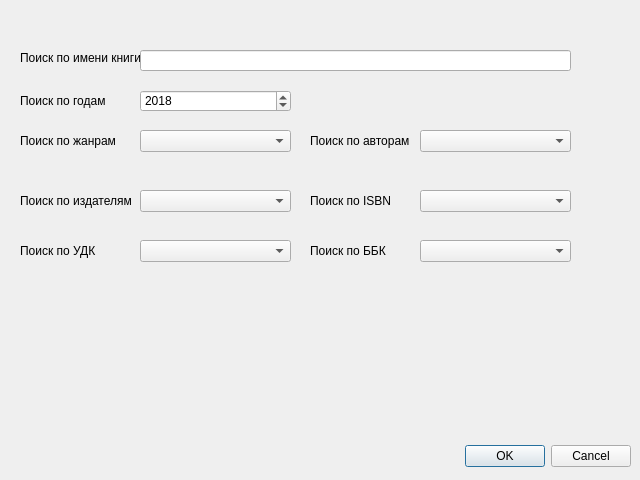
hays0503/Library, file dialogsearch.ui: the form before one commit.
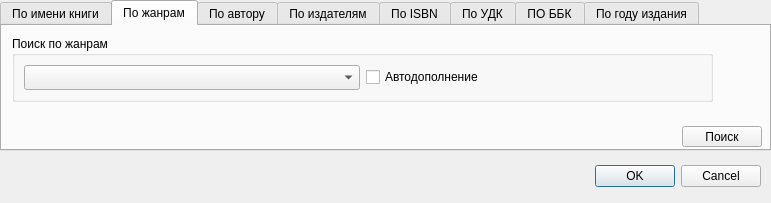
The form after the commit. The open tabs and pages were chosen to show the change.

The edit to the form file:
```diff
--- a/dialogsearch.ui
+++ b/dialogsearch.ui
@@ -6,8 +6,8 @@
    <rect>
     <x>0</x>
     <y>0</y>
-    <width>640</width>
-    <height>480</height>
+    <width>771</width>
+    <height>203</height>
    </rect>
   </property>
   <property name="windowTitle">
@@ -16,9 +16,9 @@
   <widget class="QDialogButtonBox" name="buttonBox">
    <property name="geometry">
     <rect>
-     <x>10</x>
-     <y>440</y>
-     <width>621</width>
+     <x>580</x>
+     <y>160</y>
+     <width>181</width>
      <height>32</height>
     </rect>
    </property>
@@ -29,189 +29,467 @@
     <set>QDialogButtonBox::Cancel|QDialogButtonBox::Ok</set>
    </property>
   </widget>
-  <widget class="QComboBox" name="comboBox_genre">
+  <widget class="QTabWidget" name="tabWidget">
    <property name="geometry">
     <rect>
-     <x>140</x>
-     <y>130</y>
-     <width>151</width>
-     <height>22</height>
+     <x>0</x>
+     <y>0</y>
+     <width>771</width>
+     <height>151</height>
     </rect>
    </property>
-  </widget>
-  <widget class="QLabel" name="label_genre">
+   <property name="tabShape">
+    <enum>QTabWidget::Rounded</enum>
+   </property>
+   <property name="currentIndex">
+    <number>2</number>
+   </property>
+   <property name="elideMode">
+    <enum>Qt::ElideNone</enum>
+   </property>
+   <widget class="QWidget" name="tab">
+    <attribute name="title">
+     <string>По имени книги</string>
+    </attribute>
+    <widget class="QGroupBox" name="groupBox_9">
+     <property name="geometry">
+      <rect>
+       <x>10</x>
+       <y>10</y>
+       <width>701</width>
+       <height>63</height>
+      </rect>
+     </property>
+     <property name="title">
+      <string>Поиск по имени книги</string>
+     </property>
+     <layout class="QHBoxLayout" name="horizontalLayout_2">
+      <item>
+       <widget class="QLineEdit" name="line_name_book"/>
+      </item>
+      <item>
+       <widget class="QCheckBox" name="checkBox_9">
+        <property name="sizePolicy">
+         <sizepolicy hsizetype="Minimum" vsizetype="Maximum">
+          <horstretch>0</horstretch>
+          <verstretch>0</verstretch>
+         </sizepolicy>
+        </property>
+        <property name="text">
+         <string>Автодополнение</string>
+        </property>
+       </widget>
+      </item>
+     </layout>
+    </widget>
+    <widget class="QPushButton" name="pushButton_name_book">
    <property name="geometry">
     <rect>
-     <x>20</x>
-     <y>120</y>
-     <width>111</width>
-     <height>41</height>
+       <x>680</x>
+       <y>100</y>
+       <width>80</width>
+       <height>21</height>
     </rect>
    </property>
    <property name="text">
+      <string>Поиск</string>
+     </property>
+    </widget>
+   </widget>
+   <widget class="QWidget" name="tab_2">
+    <attribute name="title">
+     <string>По жанрам</string>
+    </attribute>
+    <widget class="QGroupBox" name="groupBox_genre">
+     <property name="enabled">
+      <bool>true</bool>
+     </property>
+     <property name="geometry">
+      <rect>
+       <x>10</x>
+       <y>10</y>
+       <width>701</width>
+       <height>66</height>
+      </rect>
+     </property>
+     <property name="title">
     <string>Поиск по жанрам</string>
    </property>
-  </widget>
+     <layout class="QHBoxLayout" name="horizontalLayout">
+      <item>
+       <widget class="QComboBox" name="comboBox_genre">
+        <property name="minimumSize">
+         <size>
+          <width>220</width>
+          <height>25</height>
+         </size>
+        </property>
+       </widget>
+      </item>
+      <item>
+       <widget class="QCheckBox" name="checkBox_genre">
+        <property name="sizePolicy">
+         <sizepolicy hsizetype="Minimum" vsizetype="Maximum">
+          <horstretch>0</horstretch>
+          <verstretch>0</verstretch>
+         </sizepolicy>
+        </property>
+        <property name="minimumSize">
+         <size>
+          <width>110</width>
+          <height>20</height>
+         </size>
+        </property>
+        <property name="text">
+         <string>Автодополнение</string>
+        </property>
+       </widget>
+      </item>
+     </layout>
+    </widget>
+    <widget class="QPushButton" name="pushButton_genre">
+     <property name="geometry">
+      <rect>
+       <x>680</x>
+       <y>100</y>
+       <width>80</width>
+       <height>21</height>
+      </rect>
+     </property>
+     <property name="text">
+      <string>Поиск</string>
+     </property>
+    </widget>
+   </widget>
+   <widget class="QWidget" name="tab_8">
+    <attribute name="title">
+     <string>По автору</string>
+    </attribute>
+    <widget class="QGroupBox" name="groupBox_author">
+     <property name="geometry">
+      <rect>
+       <x>10</x>
+       <y>10</y>
+       <width>701</width>
+       <height>66</height>
+      </rect>
+     </property>
+     <property name="title">
+      <string>Поиск по автору</string>
+     </property>
+     <layout class="QHBoxLayout" name="horizontalLayout_3">
+      <item>
   <widget class="QComboBox" name="comboBox_author">
-   <property name="geometry">
-    <rect>
-     <x>420</x>
-     <y>130</y>
-     <width>151</width>
-     <height>22</height>
-    </rect>
-   </property>
-  </widget>
-  <widget class="QLabel" name="label_author">
+        <property name="minimumSize">
+         <size>
+          <width>220</width>
+          <height>25</height>
+         </size>
+        </property>
+       </widget>
+      </item>
+      <item>
+       <widget class="QCheckBox" name="checkBox_author">
+        <property name="sizePolicy">
+         <sizepolicy hsizetype="Minimum" vsizetype="Maximum">
+          <horstretch>0</horstretch>
+          <verstretch>0</verstretch>
+         </sizepolicy>
+        </property>
+        <property name="minimumSize">
+         <size>
+          <width>110</width>
+          <height>20</height>
+         </size>
+        </property>
+        <property name="text">
+         <string>Автодополнение</string>
+        </property>
+       </widget>
+      </item>
+     </layout>
+    </widget>
+    <widget class="QPushButton" name="pushButton_author">
    <property name="geometry">
     <rect>
-     <x>310</x>
-     <y>120</y>
-     <width>101</width>
-     <height>41</height>
+       <x>680</x>
+       <y>100</y>
+       <width>80</width>
+       <height>21</height>
     </rect>
    </property>
    <property name="text">
-    <string>Поиск по авторам</string>
-   </property>
-  </widget>
-  <widget class="QLabel" name="label_publisher">
+      <string>Поиск</string>
+     </property>
+    </widget>
+   </widget>
+   <widget class="QWidget" name="tab_7">
+    <attribute name="title">
+     <string>По издателям</string>
+    </attribute>
+    <widget class="QGroupBox" name="groupBox_publisher">
    <property name="geometry">
     <rect>
-     <x>20</x>
-     <y>180</y>
-     <width>111</width>
-     <height>41</height>
-    </rect>
-   </property>
-   <property name="text">
+       <x>10</x>
+       <y>10</y>
+       <width>701</width>
+       <height>66</height>
+      </rect>
+     </property>
+     <property name="title">
     <string>Поиск по издателям</string>
    </property>
-  </widget>
+     <layout class="QHBoxLayout" name="horizontalLayout_4">
+      <item>
   <widget class="QComboBox" name="comboBox_publisher">
-   <property name="geometry">
-    <rect>
-     <x>140</x>
-     <y>190</y>
-     <width>151</width>
-     <height>22</height>
-    </rect>
-   </property>
-  </widget>
-  <widget class="QComboBox" name="comboBox_ISBN">
+        <property name="minimumSize">
+         <size>
+          <width>220</width>
+          <height>25</height>
+         </size>
+        </property>
+       </widget>
+      </item>
+      <item>
+       <widget class="QCheckBox" name="checkBox_publisher">
+        <property name="sizePolicy">
+         <sizepolicy hsizetype="Minimum" vsizetype="Maximum">
+          <horstretch>0</horstretch>
+          <verstretch>0</verstretch>
+         </sizepolicy>
+        </property>
+        <property name="minimumSize">
+         <size>
+          <width>110</width>
+          <height>20</height>
+         </size>
+        </property>
+        <property name="text">
+         <string>Автодополнение</string>
+        </property>
+       </widget>
+      </item>
+     </layout>
+    </widget>
+    <widget class="QPushButton" name="pushButton_publisher">
    <property name="geometry">
     <rect>
-     <x>420</x>
-     <y>190</y>
-     <width>151</width>
-     <height>22</height>
-    </rect>
-   </property>
-  </widget>
-  <widget class="QLabel" name="label_isbn">
+       <x>670</x>
+       <y>100</y>
+       <width>80</width>
+       <height>21</height>
+      </rect>
+     </property>
+     <property name="text">
+      <string>Поиск</string>
+     </property>
+    </widget>
+   </widget>
+   <widget class="QWidget" name="tab_6">
+    <attribute name="title">
+     <string>По ISBN</string>
+    </attribute>
+    <widget class="QGroupBox" name="groupBox_ISBN">
    <property name="geometry">
     <rect>
-     <x>310</x>
-     <y>180</y>
-     <width>111</width>
-     <height>41</height>
-    </rect>
-   </property>
-   <property name="text">
+       <x>10</x>
+       <y>10</y>
+       <width>701</width>
+       <height>66</height>
+      </rect>
+     </property>
+     <property name="title">
     <string>Поиск по ISBN</string>
    </property>
-  </widget>
+     <layout class="QHBoxLayout" name="horizontalLayout_5">
+      <item>
+       <widget class="QComboBox" name="comboBox_ISBN">
+        <property name="minimumSize">
+         <size>
+          <width>220</width>
+          <height>25</height>
+         </size>
+        </property>
+       </widget>
+      </item>
+      <item>
+       <widget class="QCheckBox" name="checkBox_ISBN">
+        <property name="sizePolicy">
+         <sizepolicy hsizetype="Minimum" vsizetype="Maximum">
+          <horstretch>0</horstretch>
+          <verstretch>0</verstretch>
+         </sizepolicy>
+        </property>
+        <property name="minimumSize">
+         <size>
+          <width>110</width>
+          <height>20</height>
+         </size>
+        </property>
+        <property name="text">
+         <string>Автодополнение</string>
+        </property>
+       </widget>
+      </item>
+     </layout>
+    </widget>
+    <widget class="QPushButton" name="pushButton_ISBN">
+     <property name="geometry">
+      <rect>
+       <x>680</x>
+       <y>100</y>
+       <width>80</width>
+       <height>21</height>
+      </rect>
+     </property>
+     <property name="text">
+      <string>Поиск</string>
+     </property>
+    </widget>
+   </widget>
+   <widget class="QWidget" name="tab_5">
+    <attribute name="title">
+     <string>По УДК</string>
+    </attribute>
+    <widget class="QGroupBox" name="groupBox_udc">
+     <property name="geometry">
+      <rect>
+       <x>10</x>
+       <y>10</y>
+       <width>701</width>
+       <height>66</height>
+      </rect>
+     </property>
+     <property name="title">
+      <string>Поиск по УДК</string>
+     </property>
+     <layout class="QHBoxLayout" name="horizontalLayout_6">
+      <item>
   <widget class="QComboBox" name="comboBox_udc">
+        <property name="minimumSize">
+         <size>
+          <width>220</width>
+          <height>25</height>
+         </size>
+        </property>
+       </widget>
+      </item>
+      <item>
+       <widget class="QCheckBox" name="checkBox_udc">
+        <property name="sizePolicy">
+         <sizepolicy hsizetype="Minimum" vsizetype="Maximum">
+          <horstretch>0</horstretch>
+          <verstretch>0</verstretch>
+         </sizepolicy>
+        </property>
+        <property name="minimumSize">
+         <size>
+          <width>110</width>
+          <height>20</height>
+         </size>
+        </property>
+        <property name="text">
+         <string>Автодополнение</string>
+        </property>
+       </widget>
+      </item>
+     </layout>
+    </widget>
+    <widget class="QPushButton" name="pushButton_udc">
    <property name="geometry">
     <rect>
-     <x>140</x>
-     <y>240</y>
-     <width>151</width>
-     <height>22</height>
-    </rect>
-   </property>
-  </widget>
-  <widget class="QLabel" name="label_bbk">
+       <x>680</x>
+       <y>100</y>
+       <width>80</width>
+       <height>21</height>
+      </rect>
+     </property>
+     <property name="text">
+      <string>Поиск</string>
+     </property>
+    </widget>
+   </widget>
+   <widget class="QWidget" name="tab_4">
+    <attribute name="title">
+     <string>ПО ББК</string>
+    </attribute>
+    <widget class="QGroupBox" name="groupBox_bbk">
    <property name="geometry">
     <rect>
-     <x>310</x>
-     <y>230</y>
-     <width>111</width>
-     <height>41</height>
-    </rect>
-   </property>
-   <property name="text">
+       <x>10</x>
+       <y>10</y>
+       <width>701</width>
+       <height>66</height>
+      </rect>
+     </property>
+     <property name="title">
     <string>Поиск по ББК</string>
    </property>
-  </widget>
+     <layout class="QHBoxLayout" name="horizontalLayout_7">
+      <item>
   <widget class="QComboBox" name="comboBox_bbk">
-   <property name="geometry">
-    <rect>
-     <x>420</x>
-     <y>240</y>
-     <width>151</width>
-     <height>22</height>
-    </rect>
-   </property>
-  </widget>
-  <widget class="QLabel" name="label_udc">
-   <property name="geometry">
-    <rect>
-     <x>20</x>
-     <y>230</y>
-     <width>111</width>
-     <height>41</height>
-    </rect>
-   </property>
-   <property name="text">
-    <string>Поиск по УДК</string>
-   </property>
-  </widget>
-  <widget class="QLabel" name="name_book">
-   <property name="geometry">
-    <rect>
-     <x>20</x>
-     <y>50</y>
-     <width>121</width>
-     <height>16</height>
-    </rect>
-   </property>
+        <property name="minimumSize">
+         <size>
+          <width>220</width>
+          <height>25</height>
+         </size>
+        </property>
+       </widget>
+      </item>
+      <item>
+       <widget class="QCheckBox" name="checkBox_bbk">
+        <property name="sizePolicy">
+         <sizepolicy hsizetype="Minimum" vsizetype="Maximum">
+          <horstretch>0</horstretch>
+          <verstretch>0</verstretch>
+         </sizepolicy>
+        </property>
+        <property name="minimumSize">
+         <size>
+          <width>110</width>
+          <height>20</height>
+         </size>
+        </property>
    <property name="text">
-    <string>Поиск по имени книги</string>
-   </property>
-  </widget>
-  <widget class="QLineEdit" name="line_name_book">
+         <string>Автодополнение</string>
+        </property>
+       </widget>
+      </item>
+     </layout>
+    </widget>
+    <widget class="QPushButton" name="pushButton_bbk">
    <property name="geometry">
     <rect>
-     <x>140</x>
-     <y>50</y>
-     <width>431</width>
+       <x>680</x>
+       <y>100</y>
+       <width>80</width>
      <height>21</height>
     </rect>
    </property>
-  </widget>
-  <widget class="QLabel" name="label_release_date_book">
+     <property name="text">
+      <string>Поиск</string>
+     </property>
+    </widget>
+   </widget>
+   <widget class="QWidget" name="tab_3">
+    <attribute name="title">
+     <string>По году издания</string>
+    </attribute>
+    <widget class="QGroupBox" name="groupBox_release_date_book">
    <property name="geometry">
     <rect>
-     <x>20</x>
-     <y>80</y>
-     <width>111</width>
-     <height>41</height>
-    </rect>
-   </property>
-   <property name="text">
+       <x>10</x>
+       <y>10</y>
+       <width>701</width>
+       <height>64</height>
+      </rect>
+     </property>
+     <property name="title">
     <string>Поиск по годам</string>
    </property>
-  </widget>
+     <layout class="QHBoxLayout" name="horizontalLayout_8">
+      <item>
   <widget class="QSpinBox" name="spinBox_release_date_book">
-   <property name="geometry">
-    <rect>
-     <x>140</x>
-     <y>90</y>
-     <width>151</width>
-     <height>22</height>
-    </rect>
-   </property>
    <property name="minimum">
     <number>1500</number>
    </property>
@@ -221,6 +499,37 @@
    <property name="value">
     <number>2018</number>
    </property>
+       </widget>
+      </item>
+      <item>
+       <widget class="QCheckBox" name="checkBox_release_date_book">
+        <property name="sizePolicy">
+         <sizepolicy hsizetype="Minimum" vsizetype="Maximum">
+          <horstretch>0</horstretch>
+          <verstretch>0</verstretch>
+         </sizepolicy>
+        </property>
+        <property name="text">
+         <string>Автодополнение</string>
+        </property>
+       </widget>
+      </item>
+     </layout>
+    </widget>
+    <widget class="QPushButton" name="pushButton_release_date_book">
+     <property name="geometry">
+      <rect>
+       <x>680</x>
+       <y>100</y>
+       <width>80</width>
+       <height>21</height>
+      </rect>
+     </property>
+     <property name="text">
+      <string>Поиск</string>
+     </property>
+    </widget>
+   </widget>
   </widget>
  </widget>
  <resources/>
```
Lines whose indentation alone changed are shown as unchanged.
